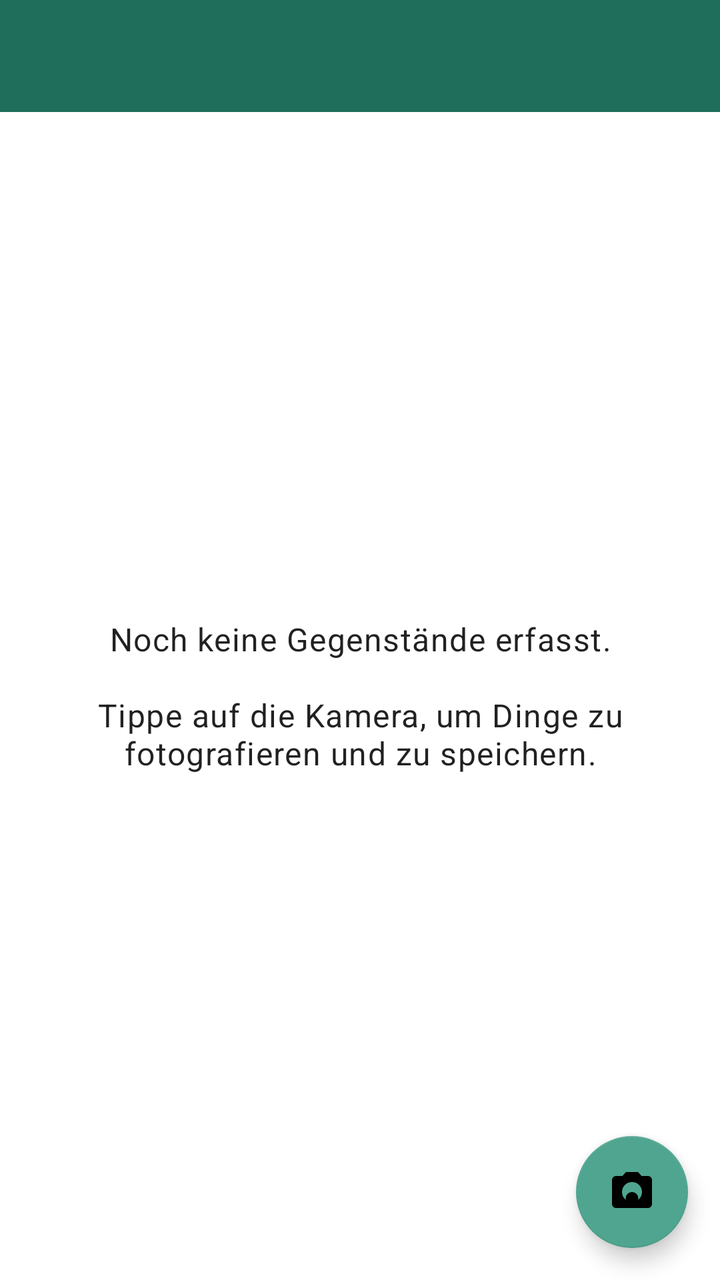
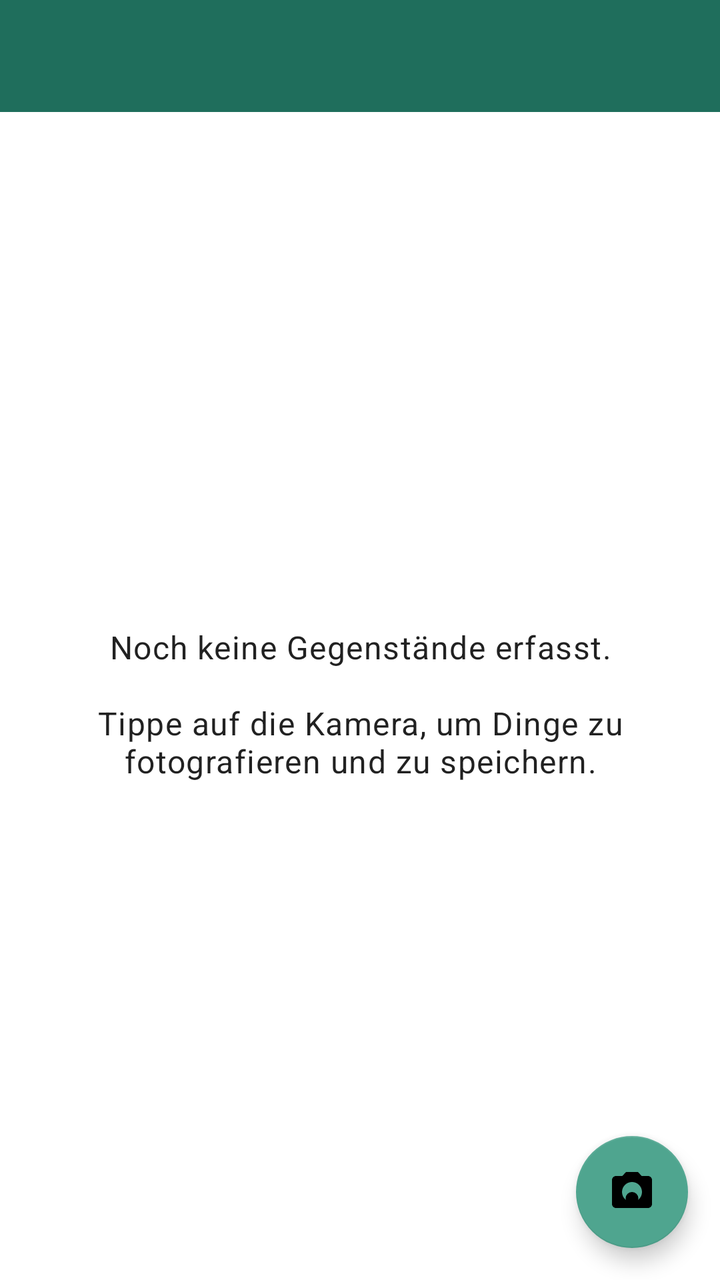

Two renders of the same Android screen: before a commit and after it. Below are the layout's source before the change and the commit's diff.
<!-- AndroidManifest.xml: application theme Theme.HomeSonar -->
<!-- res/layout/activity_main.xml -->
<?xml version="1.0" encoding="utf-8"?>
<androidx.coordinatorlayout.widget.CoordinatorLayout
    xmlns:android="http://schemas.android.com/apk/res/android"
    xmlns:app="http://schemas.android.com/apk/res-auto"
    android:layout_width="match_parent"
    android:layout_height="match_parent">

    <LinearLayout
        android:layout_width="match_parent"
        android:layout_height="match_parent"
        android:orientation="vertical">

        <com.google.android.material.appbar.MaterialToolbar
            android:id="@+id/toolbar"
            android:layout_width="match_parent"
            android:layout_height="?attr/actionBarSize"
            android:background="?attr/colorPrimary"
            android:theme="@style/ThemeOverlay.AppCompat.Dark.ActionBar"
            app:popupTheme="@style/ThemeOverlay.AppCompat.Light" />

        <FrameLayout
            android:layout_width="match_parent"
            android:layout_height="match_parent">

            <TextView
                android:id="@+id/emptyState"
                android:layout_width="wrap_content"
                android:layout_height="wrap_content"
                android:layout_gravity="center"
                android:gravity="center"
                android:padding="32dp"
                android:text="@string/empty_state"
                android:textAppearance="?attr/textAppearanceBody1" />

            <androidx.recyclerview.widget.RecyclerView
                android:id="@+id/itemList"
                android:layout_width="match_parent"
                android:layout_height="match_parent"
                android:clipToPadding="false"
                android:paddingBottom="88dp" />

        </FrameLayout>

    </LinearLayout>

    <com.google.android.material.floatingactionbutton.FloatingActionButton
        android:id="@+id/fabCapture"
        android:layout_width="wrap_content"
        android:layout_height="wrap_content"
        android:layout_gravity="bottom|end"
        android:layout_margin="16dp"
        android:contentDescription="@string/capture_photo"
        app:srcCompat="@drawable/ic_camera" />

</androidx.coordinatorlayout.widget.CoordinatorLayout>
<!-- resources referenced by this layout -->
<resources>
  <!-- drawable ic_camera (drawable) -->
  <vector xmlns:android="http://schemas.android.com/apk/res/android"
      android:width="24dp"
      android:height="24dp"
      android:viewportWidth="24"
      android:viewportHeight="24"
      android:tint="@color/white">
      <path
          android:fillColor="@android:color/white"
          android:pathData="M12,15.2m-3.2,0a3.2,3.2 0,1 1,6.4 0a3.2,3.2 0,1 1,-6.4 0" />
      <path
          android:fillColor="@android:color/white"
          android:pathData="M9,2L7.17,4L4,4c-1.1,0 -2,0.9 -2,2v12c0,1.1 0.9,2 2,2h16c1.1,0 2,-0.9 2,-2L22,6c0,-1.1 -0.9,-2 -2,-2h-3.17L15,2L9,2zM12,17c-2.76,0 -5,-2.24 -5,-5s2.24,-5 5,-5 5,2.24 5,5 -2.24,5 -5,5z" />
  </vector>
  <string name="capture_photo">Foto aufnehmen</string>
  <string name="empty_state">Noch keine Gegenstände erfasst.\n\nTippe auf die Kamera, um Dinge zu fotografieren und zu speichern.</string>
  <style name="Theme.HomeSonar" parent="Theme.MaterialComponents.DayNight.NoActionBar">
          <item name="colorPrimary">@color/primary</item>
          <item name="colorPrimaryVariant">@color/primary_dark</item>
          <item name="colorOnPrimary">@color/white</item>
          <item name="colorSecondary">@color/secondary</item>
      </style>
  <color name="white">#FFFFFF</color>
  <color name="primary">#1F6E5C</color>
  <color name="primary_dark">#144D40</color>
  <color name="secondary">#4FA58F</color>
</resources>

<!-- the commit's change to res/layout/activity_main.xml (unified diff, before → after) -->
@@ -17,6 +17,22 @@
             android:background="?attr/colorPrimary"
             android:theme="@style/ThemeOverlay.AppCompat.Dark.ActionBar"
             app:popupTheme="@style/ThemeOverlay.AppCompat.Light" />
+
+        <HorizontalScrollView
+            android:layout_width="match_parent"
+            android:layout_height="wrap_content"
+            android:scrollbars="none">
+
+            <com.google.android.material.chip.ChipGroup
+                android:id="@+id/roomChips"
+                android:layout_width="wrap_content"
+                android:layout_height="wrap_content"
+                android:paddingHorizontal="12dp"
+                android:paddingVertical="4dp"
+                app:singleLine="true"
+                app:singleSelection="true" />
+
+        </HorizontalScrollView>
 
         <FrameLayout
             android:layout_width="match_parent"
